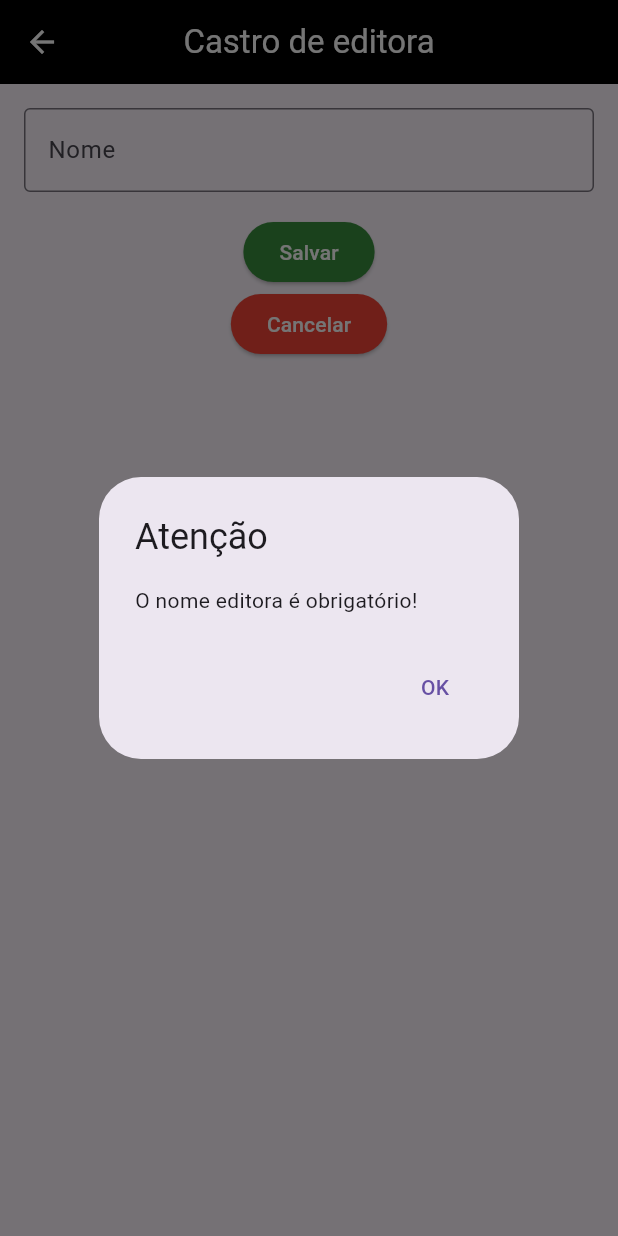
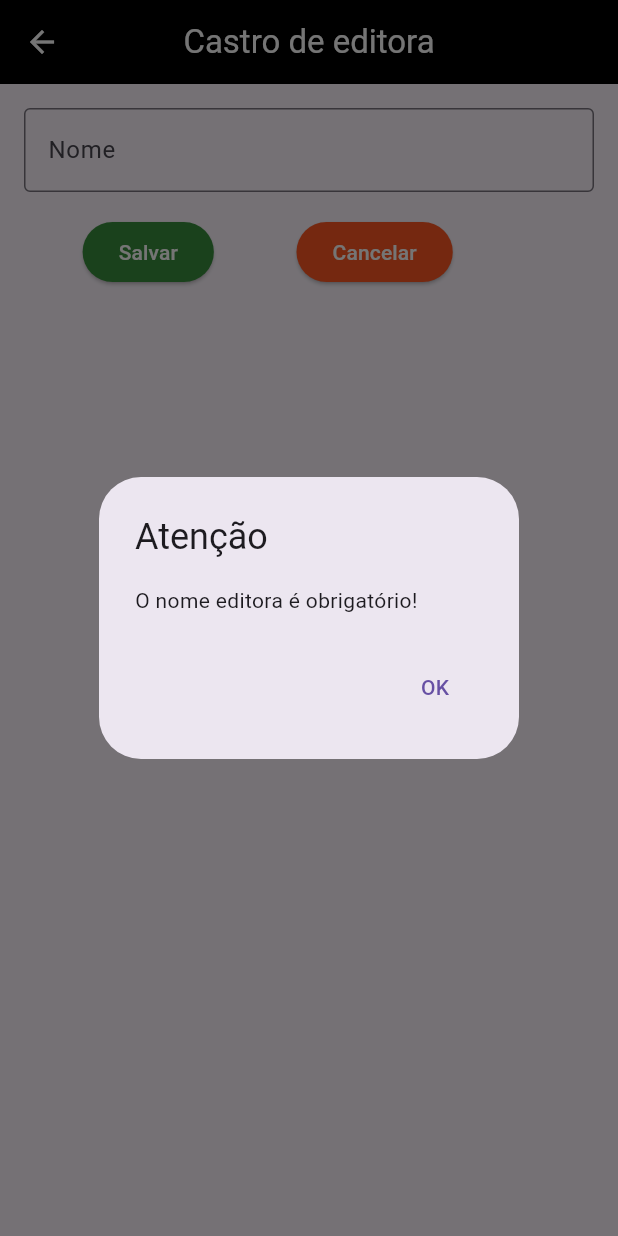
Before and after one commit to JGGrande/flutter-unialfa-aula-05, a Flutter app: the CadEditoraPage screen opened directly, after a tap on "Salvar", on a phone screen of 412 x 824 dp. Run offline on Flutter 3.47's test engine with Material 3 defaults, Android fonts, the phone set to English and light mode, and no system bars; our stand-ins replace sqflite; accounts and stored records are empty.

Commit message:
finalisa crud e editora e cria listagem de livros

```diff
--- a/lib/blocs/editora_block.dart
+++ b/lib/blocs/editora_block.dart
@@ -1,16 +1,22 @@
 import 'package:aula05/ui/datasources.local/editora_helper.dart';
 import 'package:aula05/ui/models/editora.dart';
 import 'package:aula05/ui/pages/home_page.dart';
+import 'package:aula05/ui/widgets/botao_quadrado.dart';
+import 'package:aula05/ui/widgets/botao_texto.dart';
 import 'package:aula05/ui/widgets/mensagem_alerta.dart';
+import 'package:aula05/ui/widgets/mensagem_popup.dart';
 import 'package:flutter/cupertino.dart';
 import 'package:flutter/material.dart';
 
 class EditoraBloc {
   final BuildContext context;
+  final Editora? editora;
   final _editoraHelper = EditoraHelper();
   final nomeController = TextEditingController();
 
-  EditoraBloc(this.context);
+  EditoraBloc(this.context, { this.editora }){
+    nomeController.text = editora?.nome ?? '';
+  }
 
   Future<List<Editora>> getTodos() =>  _editoraHelper.getAll();
 
@@ -24,14 +30,37 @@ class EditoraBloc {
 
       return;
     }
-    await _editoraHelper.insert(
-      Editora(nome: nomeController.text)
-    );
+
+    if(editora == null){
+      await _editoraHelper.insert(
+          Editora(nome: nomeController.text)
+      );
+    }else {
+      editora!.nome = nomeController.text;
+      await _editoraHelper.update(editora!);
+    }
 
     Navigator.pop(context);
   }
 
+  void excluir(){
+    MensagemPopup.show(
+        context: context,
+        titulo: "Atenção",
+        texto: "Deseja realmente excluir essa editora?",
+        botoes: [
+          BotaoQuadrado(texto: "Sim", clique: _confirmarExcluir, cor: Colors.red,),
+          BotaoTexto(texto: "Não", clique: (){ Navigator.pop(context); })
+        ]
+    );
+  }
 
+  void _confirmarExcluir() async{
+    if(editora != null) await _editoraHelper.delete(editora!.id ?? 0);
+
+    Navigator.pop(context);
+    Navigator.pop(context);
+  }
 
 
 }
--- a/lib/ui/pages/cad_editora_page.dart
+++ b/lib/ui/pages/cad_editora_page.dart
@@ -1,11 +1,14 @@
 import 'package:aula05/blocs/editora_block.dart';
+import 'package:aula05/ui/models/editora.dart';
 import 'package:aula05/ui/widgets/botao_quadrado.dart';
 import 'package:aula05/ui/widgets/campo_texto.dart';
 import 'package:aula05/ui/widgets/title_bar.dart';
 import 'package:flutter/material.dart';
 
 class CadEditoraPage extends StatefulWidget {
-  const CadEditoraPage({super.key});
+  final Editora? editora;
+
+  const CadEditoraPage({ this.editora, super.key});
 
   @override
   State<CadEditoraPage> createState() => _CadEditoraPageState();
@@ -14,14 +17,17 @@ class CadEditoraPage extends StatefulWidget {
 class _CadEditoraPageState extends State<CadEditoraPage> {
   @override
   Widget build(BuildContext context) {
-    final _editoraBloc = EditoraBloc(context);
+    final _editoraBloc = EditoraBloc(context, editora: widget.editora);
 
     return Placeholder(
       child: Scaffold(
         appBar: TitleBar().show("Castro de editora"),
         body: Column(
           children: [
-            CampoTexto(controller: _editoraBloc.nomeController, texto: "Nome",),
+            CampoTexto(controller: _editoraBloc.nomeController, texto: "Nome"),
+            Row(
+              mainAxisAlignment: MainAxisAlignment.spaceEvenly,
+              children: [
                 BotaoQuadrado(
                   clique: _editoraBloc.salvar,
                   texto: "Salvar",
@@ -30,8 +36,17 @@ class _CadEditoraPageState extends State<CadEditoraPage> {
                 BotaoQuadrado(
                   clique: (){ Navigator.pop(context); },
                   texto: "Cancelar",
-              cor: Colors.red,
-            )
+                  cor: Colors.deepOrange,
+                ),
+                widget.editora == null ? Container()
+                    : BotaoQuadrado(
+                  clique: _editoraBloc.excluir,
+                  texto: "Excluir",
+                  cor: Colors.red[700],
+                ),
+              ],
+            ),
+
           ],
         ),
       ),
```
Also changed, not shown: lib/blocs/livro_bloc.dart (added, +11 -0 lines), lib/ui/pages/home_page.dart (+12 -4 lines), lib/ui/pages/livro_page.dart (added, +64 -0 lines), lib/ui/widgets/item_list.dart (+14 -6 lines). Lines whose indentation alone changed are shown as unchanged.
